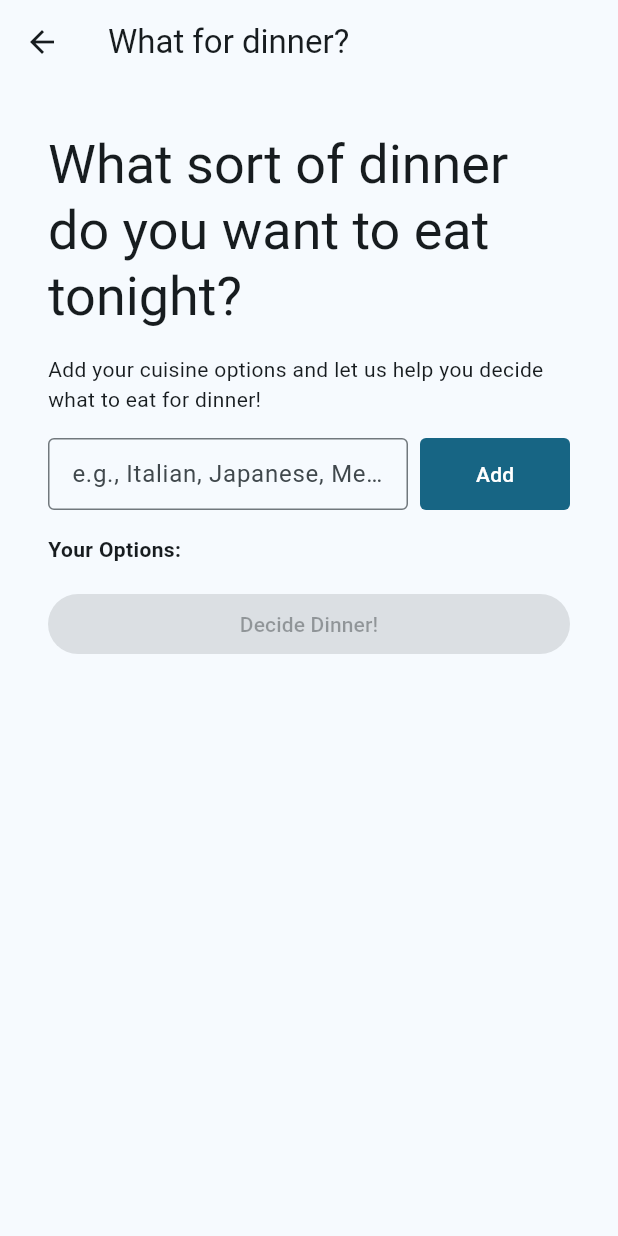
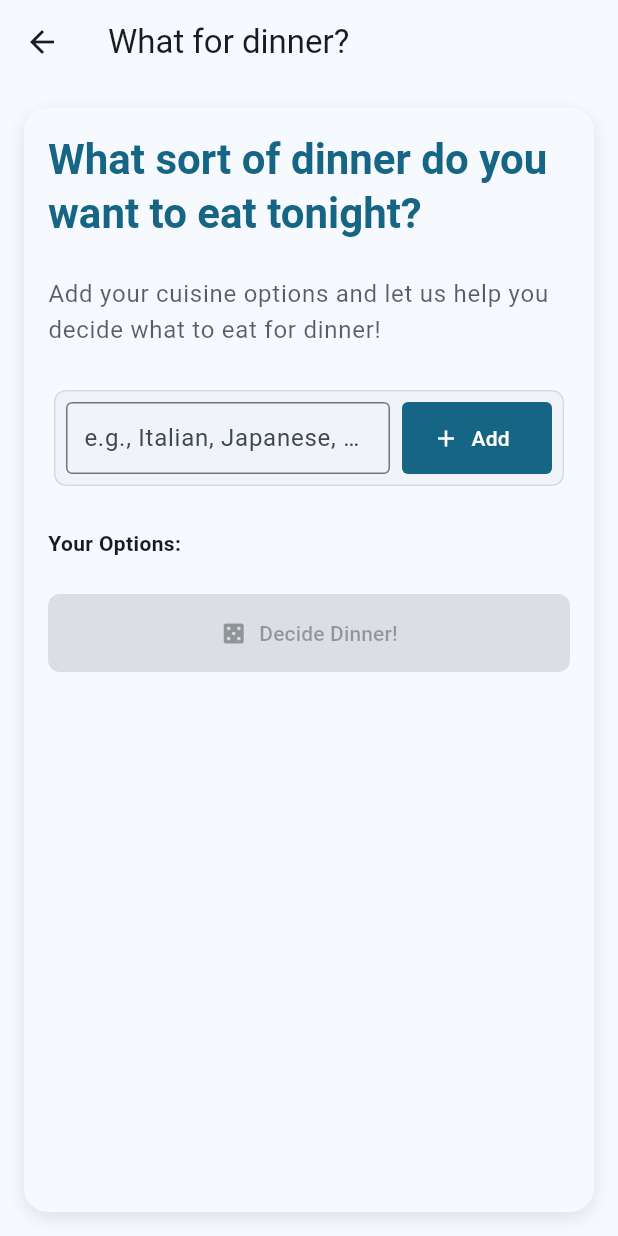
Before and after one commit to SuicaLondon/suica-no-toy-box-flutter, a Flutter app: the DinnerScreen screen opened by its route, on a phone screen of 412 x 824 dp. Run offline on Flutter 3.47's test engine with Material 3 defaults, Android fonts, the light colour scheme and no system bars; drawn by our look-alikes of flutter_form_builder; our stand-ins replace dio, flutter_bloc, flutter_fortune_wheel, form_builder_validators, freezed_annotation, go_router; network calls fail.

Commit message:
feat: refine the what for the dinner

```diff
--- a/lib/screens/dinner/dinner_screen.dart
+++ b/lib/screens/dinner/dinner_screen.dart
@@ -15,15 +15,32 @@ class DinnerScreen extends StatefulWidget {
   State<DinnerScreen> createState() => _DinnerScreenState();
 }
 
-class _DinnerScreenState extends State<DinnerScreen> {
+class _DinnerScreenState extends State<DinnerScreen>
+    with SingleTickerProviderStateMixin {
   final _formKey = GlobalKey<FormBuilderState>();
   final ValueNotifier<Set<String>> _options = ValueNotifier(<String>{});
-  final StreamController<int> _selected = StreamController<int>();
+  final StreamController<int> _spinWheelController = StreamController<int>();
+  late final AnimationController _animationController;
+  late final Animation<double> _fadeAnimation;
+
+  @override
+  void initState() {
+    super.initState();
+    _animationController = AnimationController(
+      vsync: this,
+      duration: const Duration(milliseconds: 500),
+    );
+    _fadeAnimation = Tween<double>(begin: 0.0, end: 1.0).animate(
+      CurvedAnimation(parent: _animationController, curve: Curves.easeIn),
+    );
+    _animationController.forward();
+  }
 
   @override
   void dispose() {
-    _selected.close();
+    _spinWheelController.close();
     _options.dispose();
+    _animationController.dispose();
     super.dispose();
   }
 
@@ -46,35 +63,65 @@ class _DinnerScreenState extends State<DinnerScreen> {
     if (_options.value.length > 1) {
       final random = Random();
       final index = random.nextInt(_options.value.length);
-      _selected.add(index);
+      _spinWheelController.add(index);
     }
   }
 
   @override
   Widget build(BuildContext context) {
+    final theme = Theme.of(context);
+
     return Scaffold(
       appBar: AppBar(
         leading: const BackButton(),
         title: const Text('What for dinner?'),
+        elevation: 0,
       ),
-      body: Container(
+      body: SafeArea(
+        child: FadeTransition(
+          opacity: _fadeAnimation,
+          child: Container(
             margin: const EdgeInsets.all(Dimensions.md),
             padding: const EdgeInsets.all(Dimensions.md),
             decoration: BoxDecoration(
-          color: Theme.of(context).colorScheme.surface,
+              color: theme.colorScheme.surface,
               borderRadius: BorderRadius.circular(Dimensions.md),
+              boxShadow: [
+                BoxShadow(
+                  color: theme.shadowColor.withValues(alpha: 0.1),
+                  blurRadius: 10,
+                  offset: const Offset(0, 4),
+                ),
+              ],
             ),
             child: Column(
-          spacing: Dimensions.md,
+              spacing: Dimensions.lg,
               crossAxisAlignment: CrossAxisAlignment.start,
               children: [
                 Text(
                   'What sort of dinner do you want to eat tonight?',
-              style: Theme.of(context).textTheme.displaySmall,
+                  style: theme.textTheme.headlineMedium?.copyWith(
+                    fontWeight: FontWeight.bold,
+                    color: theme.colorScheme.primary,
                   ),
-            const Text(
-                'Add your cuisine options and let us help you decide what to eat for dinner!'),
-            FormBuilder(
+                ),
+                Text(
+                  'Add your cuisine options and let us help you decide what to eat for dinner!',
+                  style: theme.textTheme.bodyLarge?.copyWith(
+                    color: theme.colorScheme.onSurface.withValues(alpha: 0.7),
+                  ),
+                ),
+                Card(
+                  elevation: 0,
+                  shape: RoundedRectangleBorder(
+                    borderRadius: BorderRadius.circular(Dimensions.sm),
+                    side: BorderSide(
+                      color: theme.colorScheme.outline.withOpacity(0.2),
+                    ),
+                  ),
+                  child: Padding(
+                    padding: const EdgeInsets.all(Dimensions.sm),
+                    child: FormBuilder(
                       key: _formKey,
                       child: Row(
                         spacing: Dimensions.sm,
@@ -83,10 +130,14 @@ class _DinnerScreenState extends State<DinnerScreen> {
                           Expanded(
                             child: FormBuilderTextField(
                               name: 'option',
-                      decoration: const InputDecoration(
+                              decoration: InputDecoration(
                                 hintText: 'e.g., Italian, Japanese, Mexican...',
-                        border: OutlineInputBorder(),
-                        isDense: true,
+                                border: OutlineInputBorder(
+                                  borderRadius:
+                                      BorderRadius.circular(Dimensions.xs),
+                                ),
+                                contentPadding:
+                                    const EdgeInsets.all(Dimensions.sm),
                               ),
                               validator: FormBuilderValidators.compose([
                                 FormBuilderValidators.required(),
@@ -95,17 +146,21 @@ class _DinnerScreenState extends State<DinnerScreen> {
                               onSubmitted: (_) => _addOption(),
                             ),
                           ),
-                  FilledButton(
+                          FilledButton.icon(
                             onPressed: _addOption,
                             style: FilledButton.styleFrom(
                               minimumSize: const Size(100, 48),
                               shape: RoundedRectangleBorder(
-                        borderRadius: BorderRadius.circular(Dimensions.xs),
+                                borderRadius:
+                                    BorderRadius.circular(Dimensions.xs),
                               ),
                             ),
-                    child: const Text('Add'),
+                            icon: const Icon(Icons.add),
+                            label: const Text('Add'),
                           ),
                         ],
+                      ),
+                    ),
                   ),
                 ),
                 RepaintBoundary(
@@ -122,23 +177,30 @@ class _DinnerScreenState extends State<DinnerScreen> {
                   child: RepaintBoundary(
                     child: ValueListenableBuilder(
                       valueListenable: _options,
-                  builder: (context, options, child) => ElevatedButton(
+                      builder: (context, options, child) => FilledButton.icon(
                         onPressed: options.length > 1 ? _spinWheel : null,
-                    child: child,
+                        style: FilledButton.styleFrom(
+                          padding: const EdgeInsets.symmetric(
+                              vertical: Dimensions.md),
+                          shape: RoundedRectangleBorder(
+                            borderRadius: BorderRadius.circular(Dimensions.sm),
+                          ),
+                        ),
+                        icon: const Icon(Icons.casino),
+                        label: child ?? const Text('Decide Dinner!'),
                       ),
                       child: const Text('Decide Dinner!'),
                     ),
                   ),
                 ),
-            SizedBox(
-              height: 300,
+                Expanded(
                   child: RepaintBoundary(
                     child: ValueListenableBuilder(
                       valueListenable: _options,
                       builder: (context, options, _) {
                         return SelectionWheel(
                           options: options,
-                      selected: _selected.stream,
+                          controller: _spinWheelController,
                         );
                       },
                     ),
@@ -147,6 +209,8 @@ class _DinnerScreenState extends State<DinnerScreen> {
               ],
             ),
           ),
+        ),
+      ),
     );
   }
 }
--- a/lib/screens/dinner/selection_wheel.dart
+++ b/lib/screens/dinner/selection_wheel.dart
@@ -1,3 +1,5 @@
+import 'dart:async';
+
 import 'package:flutter/material.dart';
 import 'package:flutter_fortune_wheel/flutter_fortune_wheel.dart';
 
@@ -5,17 +7,18 @@ class SelectionWheel extends StatelessWidget {
   const SelectionWheel({
     super.key,
     required this.options,
-    required this.selected,
+    required this.controller,
   });
   final Set<String> options;
-  final Stream<int> selected;
+  final StreamController<int> controller;
 
   @override
   Widget build(BuildContext context) {
     if (options.length <= 1) return const SizedBox.shrink();
     final optionsList = options.toList();
     return FortuneWheel(
-      selected: selected,
+      selected: controller.stream,
+      animateFirst: false,
       items: options.map((option) {
         final color = Colors
             .primaries[optionsList.indexOf(option) % Colors.primaries.length];
```
Lines whose indentation alone changed are shown as unchanged.
